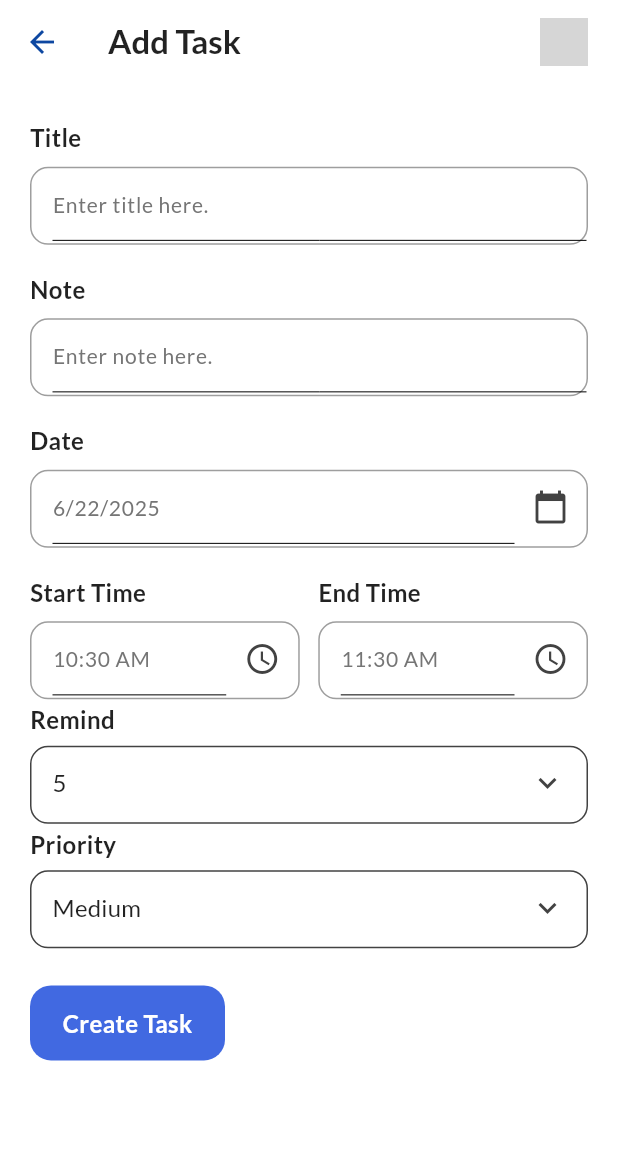
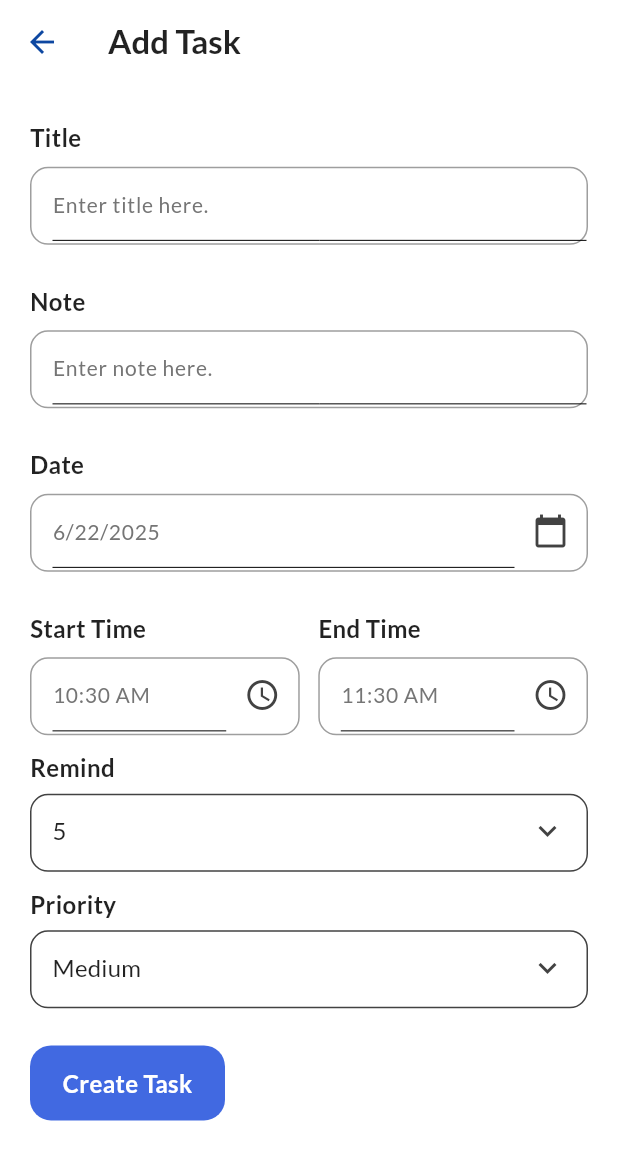
Before and after one commit to Krish-Aggarwal-1406/niyojan, a Flutter app: the HomePage screen opened directly with empty values, after a tap on "+ Add Task", on a phone screen of 412 x 824 dp. Shown: the top 1160 px of the screen. Run offline on Flutter 3.47's test engine with Material 3 defaults, Android fonts, the light colour scheme and no system bars; our stand-ins replace cloud_firestore, date_picker_timeline, firebase_auth, firebase_core, get, google_fonts and 1 more; accounts and stored records are empty; grey boxes are pictures that could not be loaded.

Commit message:
new commit

```diff
--- a/lib/addtask_screen.dart
+++ b/lib/addtask_screen.dart
@@ -1,10 +1,10 @@
 import 'package:flutter/material.dart';
+import 'package:get/get.dart';
 import 'package:intl/intl.dart';
-import 'package:niyojan/widgets/text_field.dart';
-import '../widgets/button.dart';
-import 'package:get/get.dart';
-import 'package:cloud_firestore/cloud_firestore.dart';
+import 'controller/task_controller.dart';
 import 'models/task_model.dart';
+import 'widgets/button.dart';
+import 'widgets/text_field.dart';
 
 class AddTaskPage extends StatefulWidget {
   @override
@@ -12,6 +12,8 @@ class AddTaskPage extends StatefulWidget {
 }
 
 class AddTaskPageState extends State<AddTaskPage> {
+  final TaskController controller = Get.find<TaskController>();
+
   final TextEditingController titleController = TextEditingController();
   final TextEditingController noteController = TextEditingController();
 
@@ -21,13 +23,9 @@ class AddTaskPageState extends State<AddTaskPage> {
 
   String selectedPriority = "Medium";
   int selectedRemind = 5;
-  String selectedRepeat = 'None';
 
   final List<String> priorities = ["High", "Medium", "Low"];
   final List<int> remindList = [5, 10, 15, 20];
-  final List<String> repeatList = ['None', 'Daily', 'Weekly', 'Monthly'];
-
-  final FirebaseFirestore _firestore = FirebaseFirestore.instance;
 
   @override
   Widget build(BuildContext context) {
@@ -49,13 +47,6 @@ class AddTaskPageState extends State<AddTaskPage> {
             fontSize: 22,
           ),
         ),
-        actions: [
-          CircleAvatar(
-            radius: 16,
-            backgroundImage: AssetImage("assets/girl.jpg"),
-          ),
-          SizedBox(width: 20),
-        ],
       ),
       body: SingleChildScrollView(
         padding: EdgeInsets.symmetric(horizontal: 20, vertical: scrHeight * 0.01),
@@ -67,13 +58,13 @@ class AddTaskPageState extends State<AddTaskPage> {
               hint: "Enter title here.",
               controller: titleController,
             ),
-            SizedBox(height: 2),
+            SizedBox(height: 10),
             InputField(
               title: "Note",
               hint: "Enter note here.",
               controller: noteController,
             ),
-            SizedBox(height: 2),
+            SizedBox(height: 10),
             InputField(
               title: "Date",
               hint: DateFormat.yMd().format(selectedDate),
@@ -94,7 +85,7 @@ class AddTaskPageState extends State<AddTaskPage> {
                 },
               ),
             ),
-            SizedBox(height: 2),
+            SizedBox(height: 10),
             Row(
               children: [
                 Expanded(
@@ -140,8 +131,8 @@ class AddTaskPageState extends State<AddTaskPage> {
                 ),
               ],
             ),
-            SizedBox(height: 2),
-            Dropdownwidget<int>(
+            SizedBox(height: 10),
+            DropdownWidget<int>(
               title: "Remind",
               value: selectedRemind,
               items: remindList,
@@ -156,8 +147,8 @@ class AddTaskPageState extends State<AddTaskPage> {
                 }
               },
             ),
-            SizedBox(height: 2),
-            Dropdownwidget<String>(
+            SizedBox(height: 10),
+            DropdownWidget<String>(
               title: "Priority",
               value: selectedPriority,
               items: priorities,
@@ -175,7 +166,7 @@ class AddTaskPageState extends State<AddTaskPage> {
             SizedBox(height: scrHeight * 0.03),
             Button(
               label: "Create Task",
-              onTap: () async {
+              onTap: () {
                 if (titleController.text.isNotEmpty && noteController.text.isNotEmpty) {
                   final newTask = Task(
                     title: titleController.text,
@@ -184,11 +175,10 @@ class AddTaskPageState extends State<AddTaskPage> {
                     startTime: startTime.format(context),
                     endTime: endTime.format(context),
                     remind: selectedRemind,
-                    repeat: selectedRepeat,
                     priority: selectedPriority,
                     status: "ToDo",
                   );
-                  await _firestore.collection('tasks').add(newTask.toMap());
+                  controller.addTask(newTask);
                   Get.back();
                 } else {
                   Get.snackbar("Error", "Title and Note are required.");
@@ -200,36 +190,40 @@ class AddTaskPageState extends State<AddTaskPage> {
       ),
     );
   }
+}
 
-  Widget Dropdownwidget<T>({
-    required String title,
-    required T value,
-    required List<T> items,
-    required ValueChanged<T?> onChanged,
-    required Color textColor,
-    required Color borderColor,
-    required Color iconColor,
-  }) {
+class DropdownWidget<T> extends StatelessWidget {
+  final String title;
+  final T value;
+  final List<T> items;
+  final ValueChanged<T?> onChanged;
+  final Color textColor;
+  final Color borderColor;
+  final Color iconColor;
+
+  const DropdownWidget({
+    Key? key,
+    required this.title,
+    required this.value,
+    required this.items,
+    required this.onChanged,
+    required this.textColor,
+    required this.borderColor,
+    required this.iconColor,
+  }) : super(key: key);
+
+  @override
+  Widget build(BuildContext context) {
     return Column(
       crossAxisAlignment: CrossAxisAlignment.start,
       children: [
-        Text(
-          title,
-          style: TextStyle(
-            fontSize: 16,
-            fontWeight: FontWeight.bold,
-            color: textColor,
-          ),
-        ),
+        Text(title, style: TextStyle(fontSize: 16, fontWeight: FontWeight.bold, color: textColor)),
         SizedBox(height: 6),
         Container(
           padding: EdgeInsets.symmetric(horizontal: 14),
           height: 52,
           decoration: BoxDecoration(
-            border: Border.all(
-              color: borderColor,
-              width: 1,
-            ),
+            border: Border.all(color: borderColor, width: 1),
             borderRadius: BorderRadius.circular(12),
           ),
           child: DropdownButton<T>(
@@ -238,13 +232,10 @@ class AddTaskPageState extends State<AddTaskPage> {
             underline: SizedBox.shrink(),
             icon: Icon(Icons.keyboard_arrow_down, color: iconColor),
             onChanged: onChanged,
-            items: items.map((T item) {
+            items: items.map((item) {
               return DropdownMenuItem<T>(
                 value: item,
-                child: Text(
-                  item.toString(),
-                  style: TextStyle(color: textColor),
-                ),
+                child: Text(item.toString(), style: TextStyle(color: textColor)),
               );
             }).toList(),
           ),
--- /dev/null
+++ b/lib/controller/task_controller.dart
@@ -0,0 +1,54 @@
+import 'package:get/get.dart';
+import 'package:cloud_firestore/cloud_firestore.dart';
+import '../models/task_model.dart';
+
+class TaskController extends GetxController {
+  final FirebaseFirestore firestore = FirebaseFirestore.instance;
+
+  var taskList = <Task>[].obs;
+  var isLoading = false.obs;
+
+  @override
+  void onInit() {
+    super.onInit();
+    fetchTasks();
+  }
+
+  void fetchTasks() async {
+    isLoading.value = true;
+    try {
+      QuerySnapshot snapshot = await firestore.collection('tasks').get();
+      taskList.value = snapshot.docs.map((doc) => Task.fromDocument(doc)).toList();
+    } catch (e) {
+      Get.snackbar('Error', 'Could not fetch tasks');
+    }
+    isLoading.value = false;
+  }
+
+  Future<void> addTask(Task task) async {
+    try {
+      await firestore.collection('tasks').add(task.toMap());
+      fetchTasks();
+    } catch (e) {
+      Get.snackbar('Error', 'Could not add task');
+    }
+  }
+
+  Future<void> deleteTask(String id) async {
+    try {
+      await firestore.collection('tasks').doc(id).delete();
+      fetchTasks();
+    } catch (e) {
+      Get.snackbar('Error', 'Could not delete task');
+    }
+  }
+
+  Future<void> updateTaskStatus(String id, String status) async {
+    try {
+      await firestore.collection('tasks').doc(id).update({'status': status});
+      fetchTasks();
+    } catch (e) {
+      Get.snackbar('Error', 'Could not update task');
+    }
+  }
+}
--- a/lib/home_screen.dart
+++ b/lib/home_screen.dart
@@ -4,27 +4,31 @@ import 'package:get/get.dart';
 import 'package:google_fonts/google_fonts.dart';
 import 'package:intl/intl.dart';
 import 'package:date_picker_timeline/date_picker_widget.dart';
-import 'package:cloud_firestore/cloud_firestore.dart';
-import 'package:niyojan/addtask_screen.dart';
-
-import '../widgets/button.dart';
+import 'package:niyojan/widgets/button.dart';
+import 'addtask_screen.dart';
 import 'login_screen.dart';
+import 'controller/task_controller.dart';
 import 'models/task_model.dart';
 
 class HomePage extends StatefulWidget {
   final String userName;
-
   const HomePage({Key? key, required this.userName}) : super(key: key);
 
   @override
-  _HomePageState createState() => _HomePageState();
+  State<HomePage> createState() => _HomePageState();
 }
 
 class _HomePageState extends State<HomePage> {
   DateTime selectedDate = DateTime.now();
-  final FirebaseFirestore firestore = FirebaseFirestore.instance;
+  final TaskController controller = Get.put(TaskController());
 
-  void bottomsheet(Task task) {
+  @override
+  void initState() {
+    super.initState();
+    controller.fetchTasks();
+  }
+
+  void bottomSheet(Task task) {
     Get.bottomSheet(
       Container(
         padding: EdgeInsets.all(16),
@@ -38,7 +42,7 @@ class _HomePageState extends State<HomePage> {
               leading: Icon(Icons.check_circle),
               title: Text('Mark as Completed'),
               onTap: () async {
-                await firestore.collection('tasks').doc(task.id).update({'status': 'Completed'});
+                await controller.updateTaskStatus(task.id, 'Completed');
                 Get.back();
               },
             ),
@@ -46,7 +50,7 @@ class _HomePageState extends State<HomePage> {
               leading: Icon(Icons.sync),
               title: Text('Mark as In Progress'),
               onTap: () async {
-                await firestore.collection('tasks').doc(task.id).update({'status': 'In Progress'});
+                await controller.updateTaskStatus(task.id, 'In Progress');
                 Get.back();
               },
             ),
@@ -54,7 +58,7 @@ class _HomePageState extends State<HomePage> {
               leading: Icon(Icons.delete, color: Colors.red),
               title: Text('Delete Task'),
               onTap: () async {
-                await firestore.collection('tasks').doc(task.id).delete();
+                await controller.deleteTask(task.id);
                 Get.back();
               },
             ),
@@ -64,10 +68,18 @@ class _HomePageState extends State<HomePage> {
     );
   }
 
+  List<Task> getSortedTasks(List<Task> tasks) {
+    final priorityOrder = {'High': 0, 'Medium': 1, 'Low': 2};
+
+    tasks.sort((a, b) {
+      return priorityOrder[a.priority]!.compareTo(priorityOrder[b.priority]!);
+    });
+
+    return tasks;
+  }
+
   @override
   Widget build(BuildContext context) {
-    final scrHeight = MediaQuery.of(context).size.height;
-
     return Scaffold(
       appBar: AppBar(
         automaticallyImplyLeading: false,
@@ -96,28 +108,23 @@ class _HomePageState extends State<HomePage> {
           addTaskBar(),
           timeline(),
           Expanded(
-            child: StreamBuilder<QuerySnapshot>(
-              stream: firestore.collection('tasks').snapshots(),
-              builder: (context, snapshot) {
-                if (!snapshot.hasData) {
+            child: Obx(() {
+              if (controller.isLoading.value) {
                 return Center(child: CircularProgressIndicator());
               }
-                final docs = snapshot.data!.docs;
-                if (docs.isEmpty) {
-                  return emptylist();
+
+              if (controller.taskList.isEmpty) {
+                return emptyList();
               }
-                final tasks = docs.map((doc) {
-                  final task = Task.fromDocument(doc);
-                  task.id = doc.id;
-                  return task;
-                }).toList();
+
+              final sortedTasks = getSortedTasks(controller.taskList.toList());
 
               return ListView.builder(
-                  itemCount: tasks.length,
+                itemCount: sortedTasks.length,
                 itemBuilder: (context, index) {
-                    final task = tasks[index];
+                  final task = sortedTasks[index];
                   return GestureDetector(
-                      onTap: () => bottomsheet(task),
+                    onTap: () => bottomSheet(task),
                     child: Card(
                       margin: EdgeInsets.symmetric(horizontal: 16, vertical: 8),
                       shape: RoundedRectangleBorder(
@@ -129,15 +136,41 @@ class _HomePageState extends State<HomePage> {
                         subtitle: Text(task.note),
                         trailing: Text(
                           task.status,
-                            style: TextStyle(color: statuscolor(task.status)),
+                          style: TextStyle(color: statusColor(task.status)),
                         ),
                       ),
                     ),
                   );
                 },
               );
+            }),
+          ),
+        ],
+      ),
+    );
+  }
+
+  Widget addTaskBar() {
+    return Container(
+      margin: EdgeInsets.only(bottom: 12),
+      padding: EdgeInsets.symmetric(horizontal: 20),
+      child: Row(
+        mainAxisAlignment: MainAxisAlignment.spaceBetween,
+        children: [
+          Column(
+            crossAxisAlignment: CrossAxisAlignment.start,
+            children: [
+              Text(DateFormat.yMMMMd().format(DateTime.now()),
+                  style: TextStyle(fontSize: 16, fontWeight: FontWeight.w500, color: Colors.grey)),
+              Text("Today", style: TextStyle(fontSize: 24, fontWeight: FontWeight.bold, color: Colors.black87)),
+            ],
+          ),
+          Button(
+            label: "+ Add Task",
+            onTap: () async {
+              final Task? newTask = await Get.to(() => AddTaskPage());
+              if (newTask != null) controller.fetchTasks();
             },
-            ),
           ),
         ],
       ),
@@ -170,34 +203,7 @@ class _HomePageState extends State<HomePage> {
     );
   }
 
-  Widget addTaskBar() {
-    return Container(
-      margin: EdgeInsets.only(bottom: 12),
-      padding: EdgeInsets.symmetric(horizontal: 20),
-      child: Row(
-        mainAxisAlignment: MainAxisAlignment.spaceBetween,
-        children: [
-          Column(
-            crossAxisAlignment: CrossAxisAlignment.start,
-            children: [
-              Text(DateFormat.yMMMMd().format(DateTime.now()),
-                  style: TextStyle(fontSize: 16, fontWeight: FontWeight.w500, color: Colors.grey)),
-              Text("Today", style: TextStyle(fontSize: 24, fontWeight: FontWeight.bold, color: Colors.black87)),
-            ],
-          ),
-          Button(
-            label: "+ Add Task",
-            onTap: () async {
-              final Task? newTask = await Get.to(() => AddTaskPage());
-              // Firestore stream auto updates UI; no manual update needed here
-            },
-          ),
-        ],
-      ),
-    );
-  }
-
-  Widget emptylist() {
+  Widget emptyList() {
     return Center(
       child: Column(
         mainAxisAlignment: MainAxisAlignment.center,
@@ -217,9 +223,8 @@ class _HomePageState extends State<HomePage> {
       ),
     );
   }
-}
 
-Color statuscolor(String status) {
+  Color statusColor(String status) {
     switch (status) {
       case "Completed":
         return Colors.green;
@@ -229,3 +234,4 @@ Color statuscolor(String status) {
         return Colors.red;
     }
   }
+}
--- a/lib/models/task_model.dart
+++ b/lib/models/task_model.dart
@@ -8,7 +8,6 @@ class Task {
   String startTime;
   String endTime;
   int remind;
-  String repeat;
   String priority;
   String status;
 
@@ -20,7 +19,6 @@ class Task {
     required this.startTime,
     required this.endTime,
     required this.remind,
-    required this.repeat,
     required this.priority,
     required this.status,
   });
@@ -33,7 +31,6 @@ class Task {
       'startTime': startTime,
       'endTime': endTime,
       'remind': remind,
-      'repeat': repeat,
       'priority': priority,
       'status': status,
     };
@@ -49,7 +46,6 @@ class Task {
       startTime: map['startTime'],
       endTime: map['endTime'],
       remind: map['remind'],
-      repeat: map['repeat'],
       priority: map['priority'],
       status: map['status'],
     );
--- a/pubspec.yaml
+++ b/pubspec.yaml
@@ -31,14 +31,16 @@ dependencies:
   flutter:
     sdk: flutter
   get: ^4.6.6
-  firebase_core: ^2.15.1
-  firebase_auth: ^4.6.4
+  firebase_core:
+  firebase_auth:
   cloud_firestore: ^4.7.1
   google_sign_in: ^6.1.5
   google_fonts: ^6.2.1
   date_picker_timeline: ^1.2.7
   intl: ^0.20.0
   fluttertoast: ^8.2.12
+  flutter_local_notifications:
+  timezone:
 
 
 
```
Also changed, not shown: pubspec.lock, 2 other files. Lines whose indentation alone changed are shown as unchanged.
